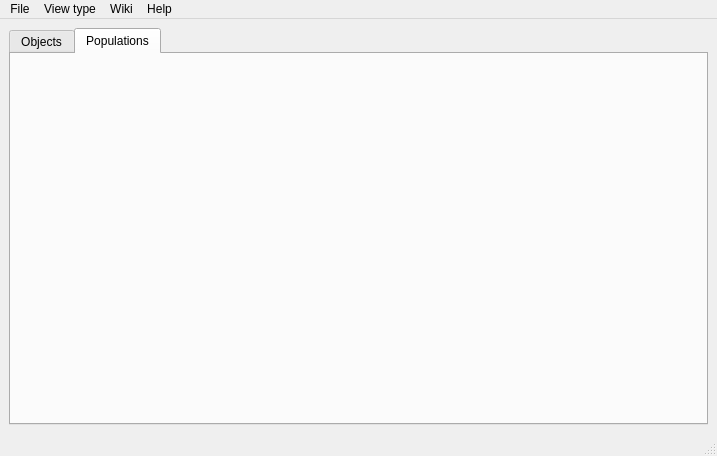
Above: qbe/qud_explorer_window.ui from TrashMonks/qud-wiki before the change. Below: the same form after it.
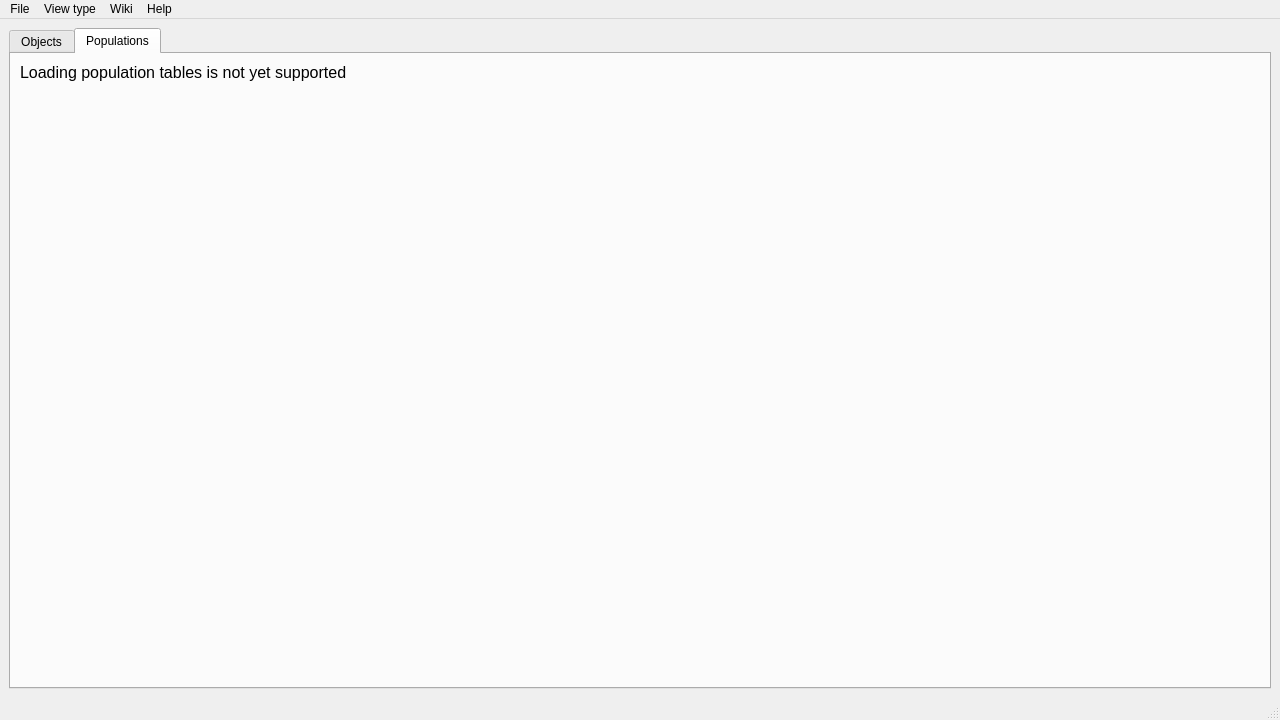
That is the form after the change. The open tabs and pages were chosen to show the change.

Patch:
```diff
--- a/qbe/qud_explorer_window.ui
+++ b/qbe/qud_explorer_window.ui
@@ -6,8 +6,8 @@
    <rect>
     <x>0</x>
     <y>0</y>
-    <width>717</width>
-    <height>456</height>
+    <width>1280</width>
+    <height>720</height>
    </rect>
   </property>
   <property name="windowTitle">
@@ -225,6 +225,42 @@
          <attribute name="title">
           <string>Populations</string>
          </attribute>
+         <layout class="QGridLayout" name="gridLayout_3">
+          <item row="0" column="0">
+           <layout class="QVBoxLayout" name="verticalLayout_2">
+            <item>
+             <widget class="QLabel" name="label">
+              <property name="sizePolicy">
+               <sizepolicy hsizetype="Preferred" vsizetype="Preferred">
+                <horstretch>0</horstretch>
+                <verstretch>0</verstretch>
+               </sizepolicy>
+              </property>
+              <property name="maximumSize">
+               <size>
+                <width>16777215</width>
+                <height>16777215</height>
+               </size>
+              </property>
+              <property name="font">
+               <font>
+                <pointsize>12</pointsize>
+               </font>
+              </property>
+              <property name="text">
+               <string>Loading population tables is not yet supported</string>
+              </property>
+              <property name="alignment">
+               <set>Qt::AlignLeading|Qt::AlignLeft|Qt::AlignTop</set>
+              </property>
+              <property name="margin">
+               <number>16</number>
+              </property>
+             </widget>
+            </item>
+           </layout>
+          </item>
+         </layout>
         </widget>
        </widget>
       </item>
@@ -237,7 +273,7 @@
     <rect>
      <x>0</x>
      <y>0</y>
-     <width>717</width>
+     <width>1280</width>
      <height>17</height>
     </rect>
    </property>
```
Left out of the diff: 10 changed lines with no effect on the pictures.
